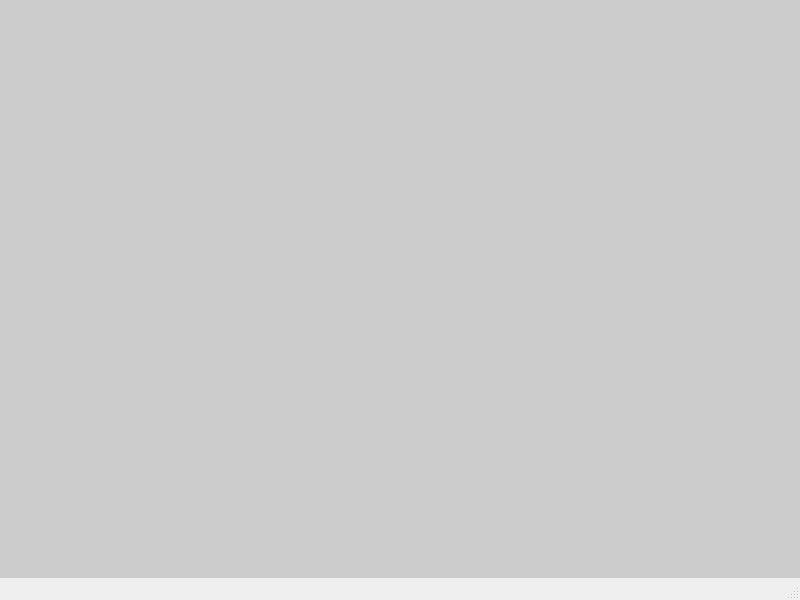
Above: Program_Files/project_window.ui from Thomas1B/Electronics-Inventory-Program before the change. Below: the same form after it.
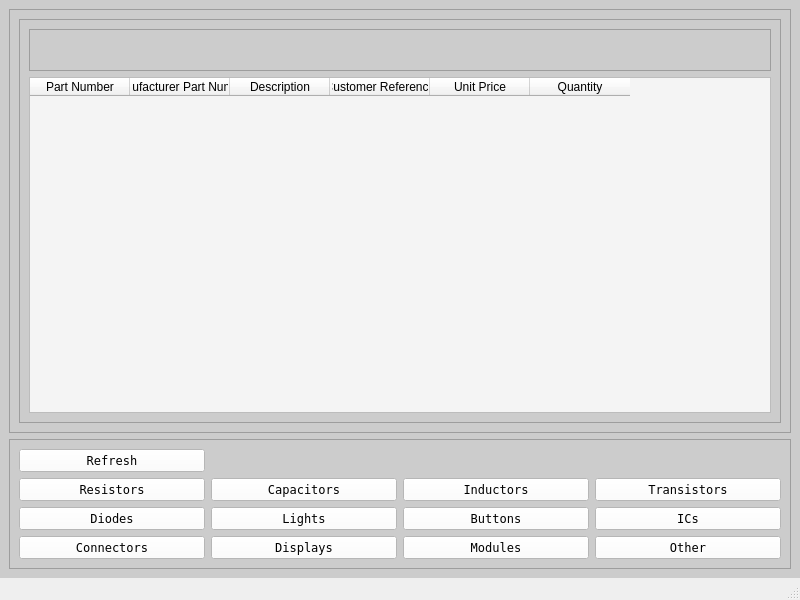
That is the form after the change.

Patch:
```diff
--- a/Program_Files/project_window.ui
+++ b/Program_Files/project_window.ui
@@ -17,6 +17,384 @@
    <property name="styleSheet">
     <string notr="true">background-color: rgb(204, 204, 204);</string>
    </property>
+   <layout class="QVBoxLayout" name="verticalLayout_3">
+    <item>
+     <widget class="QFrame" name="frame_4">
+      <property name="frameShape">
+       <enum>QFrame::StyledPanel</enum>
+      </property>
+      <property name="frameShadow">
+       <enum>QFrame::Raised</enum>
+      </property>
+      <layout class="QVBoxLayout" name="verticalLayout">
+       <item>
+        <widget class="QFrame" name="frame_2">
+         <property name="minimumSize">
+          <size>
+           <width>0</width>
+           <height>0</height>
+          </size>
+         </property>
+         <property name="styleSheet">
+          <string notr="true"/>
+         </property>
+         <property name="frameShape">
+          <enum>QFrame::StyledPanel</enum>
+         </property>
+         <property name="frameShadow">
+          <enum>QFrame::Raised</enum>
+         </property>
+         <layout class="QVBoxLayout" name="verticalLayout_2">
+          <item>
+           <widget class="QFrame" name="frame_5">
+            <property name="frameShape">
+             <enum>QFrame::StyledPanel</enum>
+            </property>
+            <property name="frameShadow">
+             <enum>QFrame::Raised</enum>
+            </property>
+            <layout class="QHBoxLayout" name="horizontalLayout">
+             <item>
+              <widget class="QLabel" name="header">
+               <property name="font">
+                <font>
+                 <pointsize>14</pointsize>
+                 <weight>50</weight>
+                 <bold>false</bold>
+                 <underline>false</underline>
+                </font>
+               </property>
+               <property name="styleSheet">
+                <string notr="true"/>
+               </property>
+               <property name="text">
+                <string/>
+               </property>
+               <property name="alignment">
+                <set>Qt::AlignLeading|Qt::AlignLeft|Qt::AlignTop</set>
+               </property>
+               <property name="wordWrap">
+                <bool>false</bool>
+               </property>
+               <property name="margin">
+                <number>0</number>
+               </property>
+               <property name="indent">
+                <number>-1</number>
+               </property>
+              </widget>
+             </item>
+             <item>
+              <widget class="QLabel" name="sub_header">
+               <property name="font">
+                <font>
+                 <pointsize>14</pointsize>
+                 <weight>50</weight>
+                 <bold>false</bold>
+                 <underline>false</underline>
+                </font>
+               </property>
+               <property name="styleSheet">
+                <string notr="true"/>
+               </property>
+               <property name="text">
+                <string/>
+               </property>
+               <property name="alignment">
+                <set>Qt::AlignLeading|Qt::AlignLeft|Qt::AlignTop</set>
+               </property>
+               <property name="wordWrap">
+                <bool>false</bool>
+               </property>
+               <property name="margin">
+                <number>0</number>
+               </property>
+               <property name="indent">
+                <number>-1</number>
+               </property>
+              </widget>
+             </item>
+            </layout>
+           </widget>
+          </item>
+          <item>
+           <widget class="QTableWidget" name="table">
+            <property name="enabled">
+             <bool>true</bool>
+            </property>
+            <property name="styleSheet">
+             <string notr="true">background-color: rgb(244, 244, 244);</string>
+            </property>
+            <property name="verticalScrollBarPolicy">
+             <enum>Qt::ScrollBarAsNeeded</enum>
+            </property>
+            <property name="horizontalScrollBarPolicy">
+             <enum>Qt::ScrollBarAsNeeded</enum>
+            </property>
+            <property name="editTriggers">
+             <set>QAbstractItemView::NoEditTriggers</set>
+            </property>
+            <property name="alternatingRowColors">
+             <bool>false</bool>
+            </property>
+            <property name="verticalScrollMode">
+             <enum>QAbstractItemView::ScrollPerItem</enum>
+            </property>
+            <property name="horizontalScrollMode">
+             <enum>QAbstractItemView::ScrollPerPixel</enum>
+            </property>
+            <property name="sortingEnabled">
+             <bool>false</bool>
+            </property>
+            <property name="wordWrap">
+             <bool>true</bool>
+            </property>
+            <column>
+             <property name="text">
+              <string>Part Number</string>
+             </property>
+            </column>
+            <column>
+             <property name="text">
+              <string>Manufacturer Part Number</string>
+             </property>
+            </column>
+            <column>
+             <property name="text">
+              <string>Description</string>
+             </property>
+            </column>
+            <column>
+             <property name="text">
+              <string>Customer Reference</string>
+             </property>
+            </column>
+            <column>
+             <property name="text">
+              <string>Unit Price</string>
+             </property>
+            </column>
+            <column>
+             <property name="text">
+              <string>Quantity</string>
+             </property>
+            </column>
+           </widget>
+          </item>
+         </layout>
+        </widget>
+       </item>
+      </layout>
+     </widget>
+    </item>
+    <item>
+     <widget class="QFrame" name="frame">
+      <property name="frameShape">
+       <enum>QFrame::StyledPanel</enum>
+      </property>
+      <property name="frameShadow">
+       <enum>QFrame::Raised</enum>
+      </property>
+      <layout class="QGridLayout" name="gridLayout_3">
+       <item row="0" column="0">
+        <widget class="QPushButton" name="btn_refresh_opensheet">
+         <property name="font">
+          <font>
+           <family>Terminal</family>
+          </font>
+         </property>
+         <property name="styleSheet">
+          <string notr="true">background-color: rgb(255, 255, 255);</string>
+         </property>
+         <property name="text">
+          <string>Refresh</string>
+         </property>
+        </widget>
+       </item>
+       <item row="1" column="1">
+        <widget class="QPushButton" name="btn_capacitors">
+         <property name="font">
+          <font>
+           <family>Terminal</family>
+          </font>
+         </property>
+         <property name="styleSheet">
+          <string notr="true">background-color: rgb(255, 255, 255);</string>
+         </property>
+         <property name="text">
+          <string>Capacitors</string>
+         </property>
+        </widget>
+       </item>
+       <item row="1" column="0">
+        <widget class="QPushButton" name="btn_resistors">
+         <property name="font">
+          <font>
+           <family>Terminal</family>
+          </font>
+         </property>
+         <property name="styleSheet">
+          <string notr="true">background-color: rgb(255, 255, 255);</string>
+         </property>
+         <property name="text">
+          <string>Resistors</string>
+         </property>
+        </widget>
+       </item>
+       <item row="2" column="3">
+        <widget class="QPushButton" name="btn_ics">
+         <property name="font">
+          <font>
+           <family>Terminal</family>
+          </font>
+         </property>
+         <property name="styleSheet">
+          <string notr="true">background-color: rgb(255, 255, 255);</string>
+         </property>
+         <property name="text">
+          <string>ICs</string>
+         </property>
+        </widget>
+       </item>
+       <item row="2" column="0">
+        <widget class="QPushButton" name="btn_diodes">
+         <property name="font">
+          <font>
+           <family>Terminal</family>
+          </font>
+         </property>
+         <property name="styleSheet">
+          <string notr="true">background-color: rgb(255, 255, 255);</string>
+         </property>
+         <property name="text">
+          <string>Diodes</string>
+         </property>
+        </widget>
+       </item>
+       <item row="2" column="1">
+        <widget class="QPushButton" name="btn_leds">
+         <property name="font">
+          <font>
+           <family>Terminal</family>
+          </font>
+         </property>
+         <property name="styleSheet">
+          <string notr="true">background-color: rgb(255, 255, 255);</string>
+         </property>
+         <property name="text">
+          <string>Lights</string>
+         </property>
+        </widget>
+       </item>
+       <item row="2" column="2">
+        <widget class="QPushButton" name="btn_buttons">
+         <property name="font">
+          <font>
+           <family>Terminal</family>
+          </font>
+         </property>
+         <property name="styleSheet">
+          <string notr="true">background-color: rgb(255, 255, 255);</string>
+         </property>
+         <property name="text">
+          <string>Buttons</string>
+         </property>
+        </widget>
+       </item>
+       <item row="1" column="2">
+        <widget class="QPushButton" name="btn_inductors">
+         <property name="font">
+          <font>
+           <family>Terminal</family>
+          </font>
+         </property>
+         <property name="styleSheet">
+          <string notr="true">background-color: rgb(255, 255, 255);</string>
+         </property>
+         <property name="text">
+          <string>Inductors</string>
+         </property>
+        </widget>
+       </item>
+       <item row="1" column="3">
+        <widget class="QPushButton" name="btn_transistors">
+         <property name="font">
+          <font>
+           <family>Terminal</family>
+          </font>
+         </property>
+         <property name="styleSheet">
+          <string notr="true">background-color: rgb(255, 255, 255);</string>
+         </property>
+         <property name="text">
+          <string>Transistors</string>
+         </property>
+        </widget>
+       </item>
+       <item row="3" column="0">
+        <widget class="QPushButton" name="btn_connectors">
+         <property name="font">
+          <font>
+           <family>Terminal</family>
+          </font>
+         </property>
+         <property name="styleSheet">
+          <string notr="true">background-color: rgb(255, 255, 255);</string>
+         </property>
+         <property name="text">
+          <string>Connectors</string>
+         </property>
+        </widget>
+       </item>
+       <item row="3" column="1">
+        <widget class="QPushButton" name="btn_displays">
+         <property name="font">
+          <font>
+           <family>Terminal</family>
+          </font>
+         </property>
+         <property name="styleSheet">
+          <string notr="true">background-color: rgb(255, 255, 255);</string>
+         </property>
+         <property name="text">
+          <string>Displays</string>
+         </property>
+        </widget>
+       </item>
+       <item row="3" column="2">
+        <widget class="QPushButton" name="btn_modules">
+         <property name="font">
+          <font>
+           <family>Terminal</family>
+          </font>
+         </property>
+         <property name="styleSheet">
+          <string notr="true">background-color: rgb(255, 255, 255);</string>
+         </property>
+         <property name="text">
+          <string>Modules</string>
+         </property>
+        </widget>
+       </item>
+       <item row="3" column="3">
+        <widget class="QPushButton" name="btn_other">
+         <property name="font">
+          <font>
+           <family>Terminal</family>
+          </font>
+         </property>
+         <property name="styleSheet">
+          <string notr="true">background-color: rgb(255, 255, 255);</string>
+         </property>
+         <property name="text">
+          <string>Other</string>
+         </property>
+        </widget>
+       </item>
+      </layout>
+     </widget>
+    </item>
+   </layout>
   </widget>
   <widget class="QMenuBar" name="menubar">
    <property name="geometry">
```
